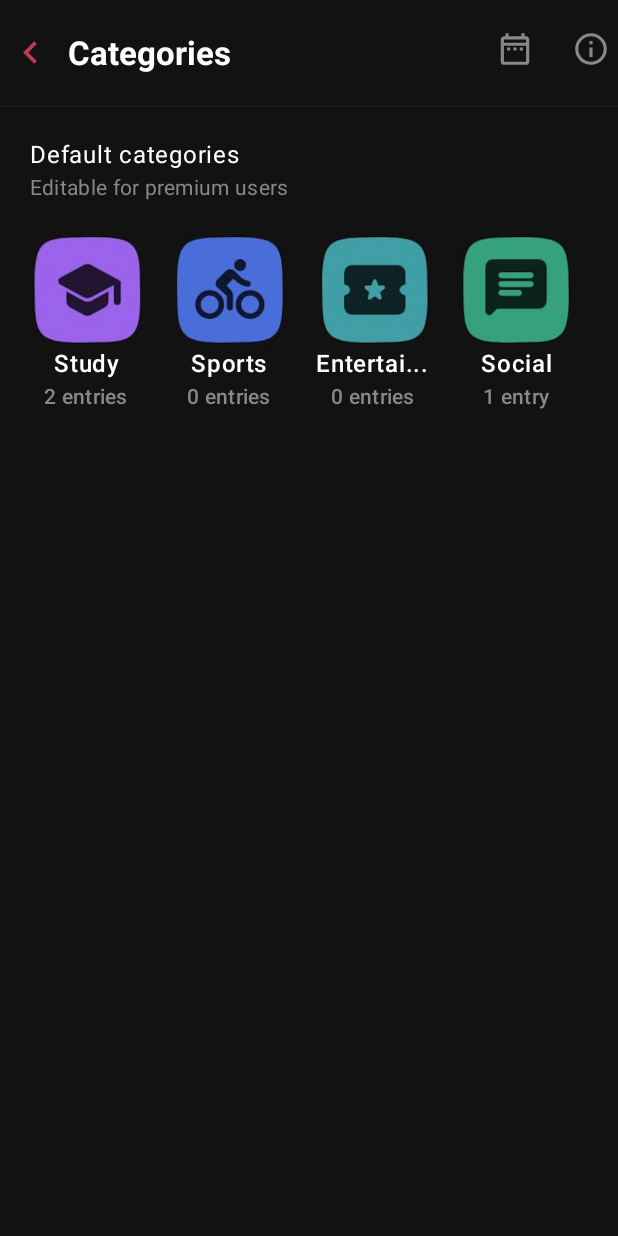
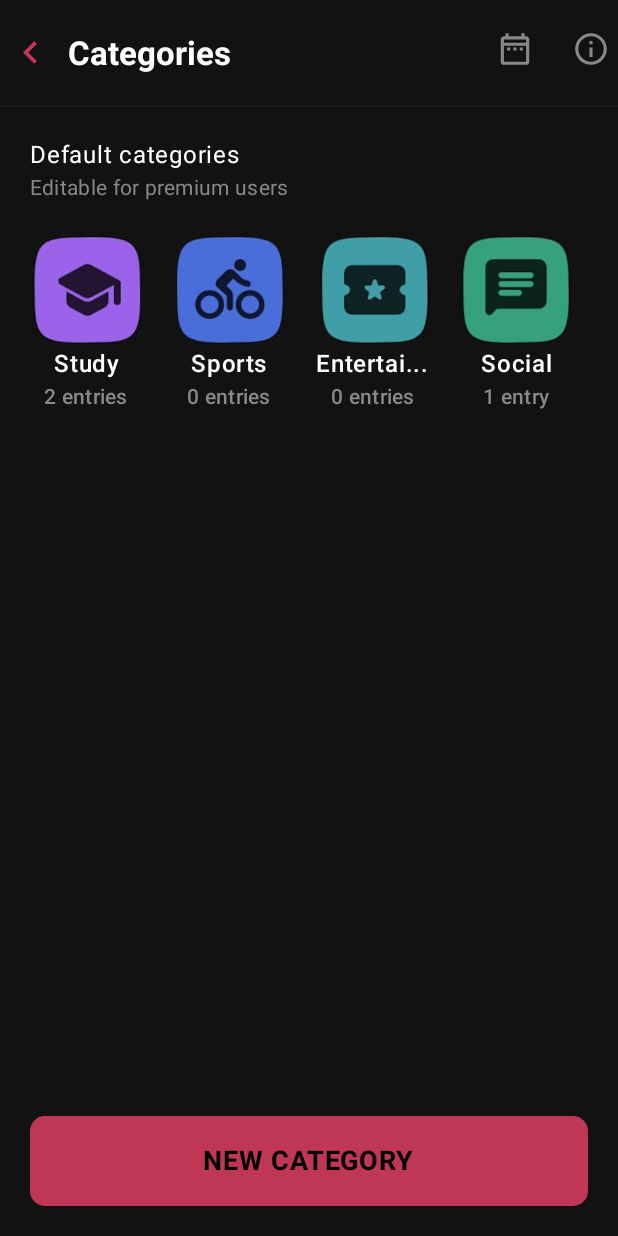
Before and after one commit to aminakhtar5595/LoopWell, an Android app built with Jetpack Compose: the screen it shows after launch (MainActivity), on a phone screen of 412 x 824 dp. Run offline under Robolectric (Android 15) with nearby library versions, the phone set to English and light mode, and no system bars; our stand-ins replace accompanist.

Commit message:
Implemented new category button in categories screen

```diff
--- a/app/src/main/java/com/example/loopwell/ui/screens/categories/CategoriesScreen.kt
+++ b/app/src/main/java/com/example/loopwell/ui/screens/categories/CategoriesScreen.kt
@@ -3,7 +3,9 @@ package com.example.loopwell.ui.screens.categories
 import androidx.compose.foundation.Image
 import androidx.compose.foundation.background
 import androidx.compose.foundation.layout.Arrangement
+import androidx.compose.foundation.layout.Box
 import androidx.compose.foundation.layout.Column
+import androidx.compose.foundation.layout.PaddingValues
 import androidx.compose.foundation.layout.Row
 import androidx.compose.foundation.layout.Spacer
 import androidx.compose.foundation.layout.fillMaxSize
@@ -13,10 +15,13 @@ import androidx.compose.foundation.layout.padding
 import androidx.compose.foundation.layout.size
 import androidx.compose.foundation.lazy.LazyRow
 import androidx.compose.foundation.lazy.items
+import androidx.compose.foundation.shape.RoundedCornerShape
 import androidx.compose.material.icons.Icons
 import androidx.compose.material.icons.outlined.DateRange
 import androidx.compose.material.icons.outlined.Info
 import androidx.compose.material.icons.outlined.KeyboardArrowLeft
+import androidx.compose.material3.Button
+import androidx.compose.material3.ButtonDefaults
 import androidx.compose.material3.HorizontalDivider
 import androidx.compose.material3.Icon
 import androidx.compose.material3.MaterialTheme
@@ -28,6 +33,7 @@ import androidx.compose.ui.graphics.Color
 import androidx.compose.ui.res.painterResource
 import androidx.compose.ui.text.font.FontWeight
 import androidx.compose.ui.unit.dp
+import androidx.compose.ui.unit.sp
 import com.example.loopwell.R
 import com.example.loopwell.ui.model.Category
 import com.example.loopwell.ui.theme.BackgroundColor
@@ -53,10 +59,15 @@ fun CategoriesScreen() {
         Category("Outdoor", R.drawable.outdoor_icon, "0 entries"),
         Category("Other", R.drawable.other_icon, "0 entries")
     )
+
+    Box (
+        modifier = Modifier
+            .fillMaxSize()
+            .background(color = BackgroundColor)
+    )  {
         Column (
             modifier = Modifier
                 .fillMaxSize()
-            .background(color = BackgroundColor)
         ) {
             HeaderView()
             HorizontalDivider(thickness = 1.dp, color = DarkGray)
@@ -82,6 +93,19 @@ fun CategoriesScreen() {
                 }
             }
         }
+        Button(
+            onClick = {  },
+            shape = RoundedCornerShape(10.dp),
+            modifier = Modifier.fillMaxWidth().align(Alignment.BottomCenter).padding(20.dp),
+            contentPadding = PaddingValues(vertical = 18.dp),
+            colors = ButtonDefaults.buttonColors(contentColor = Color.Black, containerColor = Red),
+        ) {
+            Text("NEW CATEGORY",
+                style = MaterialTheme.typography.bodyLarge.copy(fontWeight = FontWeight.Bold, fontSize = 18.sp)
+            )
+        }
+    }
+
 }
 
 @Composable
```
Lines whose indentation alone changed are shown as unchanged.
